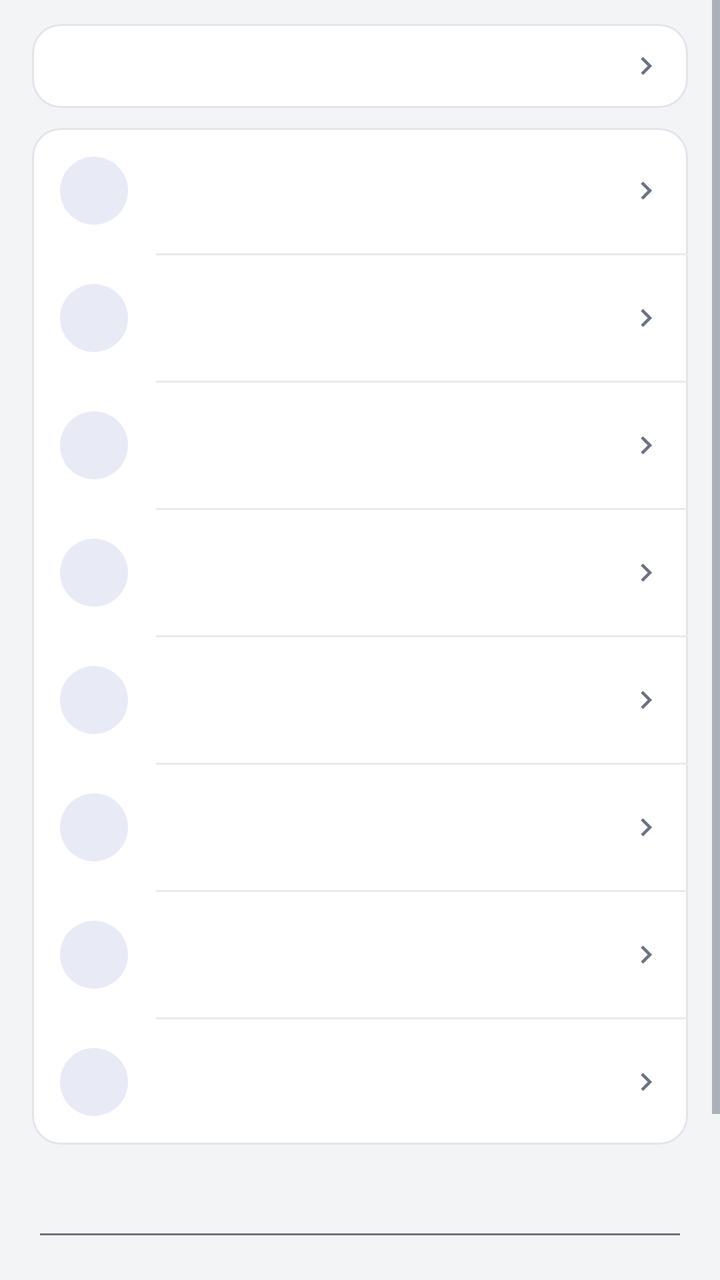
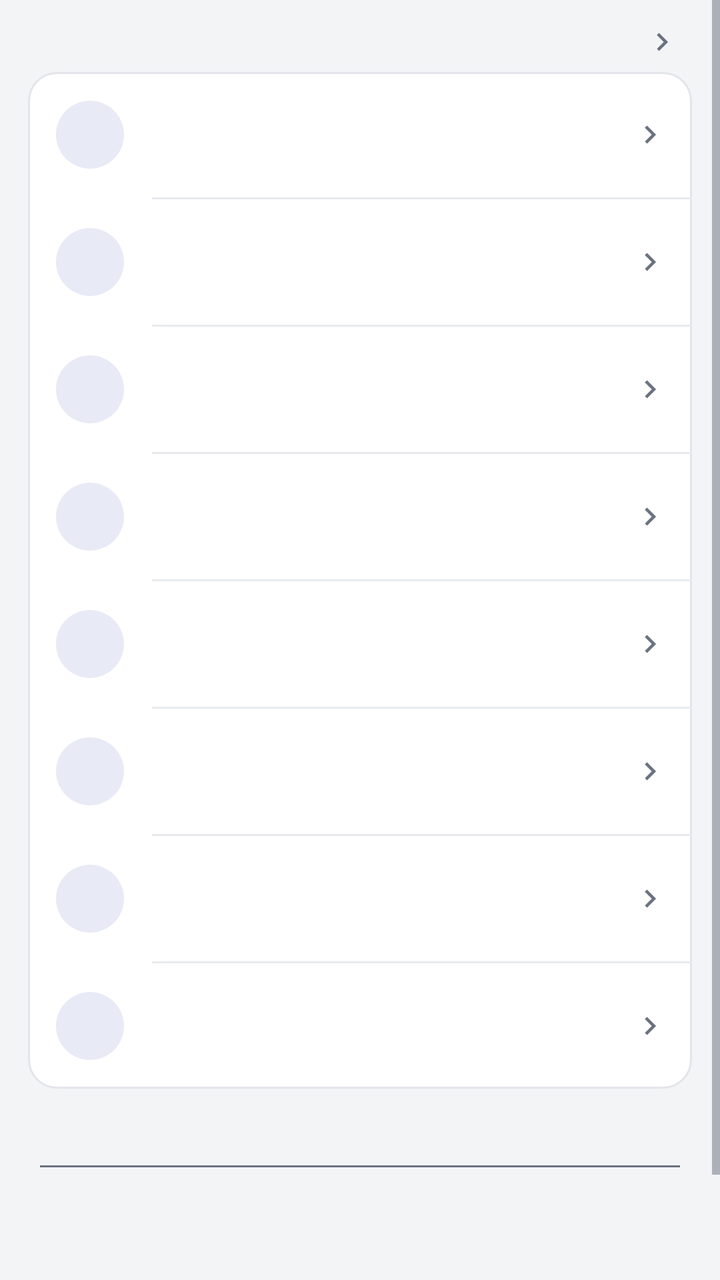

Two renders of the same Android screen: before a commit and after it. Below are the layout's source before the change and the commit's diff.
<!-- AndroidManifest.xml: activity theme AppTheme -->
<!-- res/layout/activity_mods.xml -->
<?xml version="1.0" encoding="utf-8"?>
<ScrollView xmlns:android="http://schemas.android.com/apk/res/android"
    android:id="@+id/root"
    android:layout_width="match_parent"
    android:layout_height="match_parent"
    android:background="@color/bg"
    android:fillViewport="true"
    android:scrollbars="vertical">

    <LinearLayout
        android:layout_width="match_parent"
        android:layout_height="wrap_content"
        android:orientation="vertical">

        <LinearLayout
            android:layout_width="match_parent"
            android:layout_height="wrap_content"
            android:orientation="vertical"
            android:paddingStart="@dimen/page_pad"
            android:paddingEnd="@dimen/page_pad"
            android:paddingTop="12dp"
            android:paddingBottom="14dp">

            
            <LinearLayout
                android:id="@+id/mods_status_box"
                android:layout_width="match_parent"
                android:layout_height="wrap_content"
                android:orientation="vertical"
                android:background="@drawable/card_bg_press"
                android:clickable="true"
                android:focusable="false"
                android:paddingStart="14dp"
                android:paddingEnd="12dp"
                android:paddingTop="12dp"
                android:paddingBottom="12dp">

                <LinearLayout
                    android:layout_width="match_parent"
                    android:layout_height="wrap_content"
                    android:orientation="horizontal"
                    android:gravity="center_vertical">

                    <TextView
                        android:id="@+id/mods_summary"
                        android:layout_width="0dp"
                        android:layout_height="wrap_content"
                        android:layout_weight="1"
                        android:singleLine="true"
                        android:ellipsize="end"
                        android:textSize="13sp"
                        android:textColor="@color/fg_muted" />

                    <ImageView
                        android:id="@+id/mods_chevron"
                        android:layout_width="@dimen/row_chevron"
                        android:layout_height="@dimen/row_chevron"
                        android:layout_marginStart="8dp"
                        android:src="@drawable/ic_chevron"
                        android:tint="@color/fg_muted" />
                </LinearLayout>

                
                <TextView
                    android:id="@+id/mods_fail_note"
                    android:layout_width="match_parent"
                    android:layout_height="wrap_content"
                    android:paddingTop="6dp"
                    android:textSize="13sp"
                    android:lineSpacingExtra="2dp"
                    android:textColor="@color/fg"
                    android:visibility="gone" />

                
                <TextView
                    android:id="@+id/mods_verdict"
                    android:layout_width="match_parent"
                    android:layout_height="wrap_content"
                    android:paddingTop="6dp"
                    android:textSize="13sp"
                    android:lineSpacingExtra="2dp"
                    android:textColor="@color/fg"
                    android:visibility="gone" />

                <TextView
                    android:id="@+id/mods_detail"
                    android:layout_width="match_parent"
                    android:layout_height="wrap_content"
                    android:paddingTop="8dp"
                    android:textSize="11sp"
                    android:lineSpacingExtra="4dp"
                    android:textColor="@color/fg_muted"
                    android:visibility="gone" />
            </LinearLayout>

            
            <LinearLayout
                android:id="@+id/mods_actions"
                android:layout_width="match_parent"
                android:layout_height="wrap_content"
                android:layout_marginTop="@dimen/card_gap"
                android:orientation="vertical"
                android:background="@drawable/card_bg">

                <include
                    android:id="@+id/row_mod_slot"
                    layout="@layout/row_action"
                    android:layout_width="match_parent"
                    android:layout_height="wrap_content" />

                <View
                    android:id="@+id/div_mod_slot"
                    android:layout_width="match_parent"
                    android:layout_height="1dp"
                    android:layout_marginStart="62dp"
                    android:background="@color/divider" />

                
                <include
                    android:id="@+id/row_mod_import"
                    layout="@layout/row_action"
                    android:layout_width="match_parent"
                    android:layout_height="wrap_content" />

                <View
                    android:layout_width="match_parent"
                    android:layout_height="1dp"
                    android:layout_marginStart="62dp"
                    android:background="@color/divider" />

                
                <include
                    android:id="@+id/row_mod_export"
                    layout="@layout/row_action"
                    android:layout_width="match_parent"
                    android:layout_height="wrap_content" />

                <View
                    android:layout_width="match_parent"
                    android:layout_height="1dp"
                    android:layout_marginStart="62dp"
                    android:background="@color/divider" />

                <include
                    android:id="@+id/row_mod_copy"
                    layout="@layout/row_action"
                    android:layout_width="match_parent"
                    android:layout_height="wrap_content" />

                <View
                    android:layout_width="match_parent"
                    android:layout_height="1dp"
                    android:layout_marginStart="62dp"
                    android:background="@color/divider" />

                
                <include
                    android:id="@+id/row_mod_conflict"
                    layout="@layout/row_action"
                    android:layout_width="match_parent"
                    android:layout_height="wrap_content" />

                <View
                    android:layout_width="match_parent"
                    android:layout_height="1dp"
                    android:layout_marginStart="62dp"
                    android:background="@color/divider" />

                <include
                    android:id="@+id/row_mod_batch"
                    layout="@layout/row_action"
                    android:layout_width="match_parent"
                    android:layout_height="wrap_content" />

                <View
                    android:layout_width="match_parent"
                    android:layout_height="1dp"
                    android:layout_marginStart="62dp"
                    android:background="@color/divider" />

                
                <include
                    android:id="@+id/row_mod_del"
                    layout="@layout/row_action"
                    android:layout_width="match_parent"
                    android:layout_height="wrap_content" />

                <View
                    android:layout_width="match_parent"
                    android:layout_height="1dp"
                    android:layout_marginStart="62dp"
                    android:background="@color/divider" />

                <include
                    android:id="@+id/row_mod_filter"
                    layout="@layout/row_action"
                    android:layout_width="match_parent"
                    android:layout_height="wrap_content" />
            </LinearLayout>
        </LinearLayout>

        
        <EditText
            android:id="@+id/mod_search"
            android:layout_width="match_parent"
            android:layout_height="wrap_content"
            android:layout_marginStart="@dimen/page_pad"
            android:layout_marginEnd="@dimen/page_pad"
            android:layout_marginTop="2dp"
            android:inputType="text"
            android:maxLength="60"
            android:singleLine="true"
            android:textColor="@color/fg"
            android:textColorHint="@color/fg_muted"
            android:textSize="15sp" />

        
        <TextView
            android:id="@+id/mod_filtered"
            android:layout_width="match_parent"
            android:layout_height="wrap_content"
            android:paddingStart="@dimen/page_pad"
            android:paddingEnd="@dimen/page_pad"
            android:paddingTop="6dp"
            android:textColor="@color/fg_muted"
            android:textSize="12sp"
            android:visibility="gone" />
        
        <LinearLayout
            android:id="@+id/mod_container"
            android:layout_width="match_parent"
            android:layout_height="wrap_content"
            android:orientation="vertical"
            android:paddingStart="@dimen/page_pad"
            android:paddingEnd="@dimen/page_pad"
            android:paddingBottom="12dp" />

        <TextView
            android:id="@+id/mod_empty"
            android:layout_width="match_parent"
            android:layout_height="wrap_content"
            android:padding="28dp"
            android:gravity="center"
            android:textAlignment="center"
            android:textSize="13sp"
            android:lineSpacingExtra="4dp"
            android:textColor="@color/fg_muted" />

        
        <View
            android:layout_width="match_parent"
            android:layout_height="@dimen/page_bottom_space" />
    </LinearLayout>
</ScrollView>
<!-- res/layout/row_action.xml (included above) -->
<?xml version="1.0" encoding="utf-8"?>
<LinearLayout xmlns:android="http://schemas.android.com/apk/res/android"
    android:layout_width="match_parent"
    android:layout_height="wrap_content"
    android:orientation="horizontal"
    android:gravity="center_vertical"
    android:background="?android:attr/selectableItemBackground"
    android:clickable="true"
    android:focusable="false"
    android:paddingStart="14dp"
    android:paddingEnd="12dp"
    android:paddingTop="12dp"
    android:paddingBottom="12dp">

    <FrameLayout
        android:layout_width="@dimen/row_icon_box"
        android:layout_height="@dimen/row_icon_box"
        android:background="@drawable/icon_circle">

        <ImageView
            android:id="@+id/act_icon"
            android:layout_width="@dimen/row_icon"
            android:layout_height="@dimen/row_icon"
            android:layout_gravity="center"
            android:tint="@color/accent" />
    </FrameLayout>

    <LinearLayout
        android:layout_width="0dp"
        android:layout_height="wrap_content"
        android:layout_weight="1"
        android:layout_marginStart="14dp"
        android:orientation="vertical">

        <TextView
            android:id="@+id/act_title"
            android:layout_width="match_parent"
            android:layout_height="wrap_content"
            android:singleLine="true"
            android:ellipsize="end"
            android:textSize="15sp"
            android:textColor="@color/fg" />

        <TextView
            android:id="@+id/act_sub"
            android:layout_width="match_parent"
            android:layout_height="wrap_content"
            android:paddingTop="2dp"
            android:textSize="12sp"
            android:textColor="@color/fg_muted" />
    </LinearLayout>

    <ImageView
        android:layout_width="@dimen/row_chevron"
        android:layout_height="@dimen/row_chevron"
        android:layout_marginStart="8dp"
        android:src="@drawable/ic_chevron"
        android:tint="@color/fg_muted" />
</LinearLayout>
<!-- resources referenced by this layout -->
<resources>
  <color name="accent">#FF3F51B5</color>
  <color name="bg">#FFF3F4F6</color>
  <color name="divider">#FFE8EAEE</color>
  <color name="fg">#FF1A1C1E</color>
  <color name="fg_muted">#FF6B7280</color>
  <dimen name="card_gap">10dp</dimen>
  <dimen name="page_bottom_space">24dp</dimen>
  <dimen name="page_pad">16dp</dimen>
  <dimen name="row_chevron">18dp</dimen>
  <dimen name="row_icon">22dp</dimen>
  <dimen name="row_icon_box">34dp</dimen>
  <!-- drawable card_bg (drawable) -->
  <?xml version="1.0" encoding="utf-8"?>
  <shape xmlns:android="http://schemas.android.com/apk/res/android"
      android:shape="rectangle">
      <solid android:color="@color/card" />
      <corners android:radius="14dp" />
      <stroke android:width="1dp" android:color="@color/card_stroke" />
  </shape>
  <!-- drawable card_bg_press (drawable) -->
  <?xml version="1.0" encoding="utf-8"?>
  <selector xmlns:android="http://schemas.android.com/apk/res/android">
      <item android:state_pressed="true">
          <shape android:shape="rectangle">
              <solid android:color="@color/card_press" />
              <corners android:radius="14dp" />
              <stroke android:width="1dp" android:color="@color/card_stroke" />
          </shape>
      </item>
      <item>
          <shape android:shape="rectangle">
              <solid android:color="@color/card" />
              <corners android:radius="14dp" />
              <stroke android:width="1dp" android:color="@color/card_stroke" />
          </shape>
      </item>
  </selector>
  <!-- drawable icon_circle (drawable) -->
  <?xml version="1.0" encoding="utf-8"?>
  <shape xmlns:android="http://schemas.android.com/apk/res/android"
      android:shape="oval">
      <solid android:color="@color/accent_soft" />
  </shape>
  <color name="card">#FFFFFFFF</color>
  <color name="card_stroke">#FFE3E5EA</color>
  <color name="card_press">#FFEFF1F5</color>
  <color name="icon_tint">#FF5F6368</color>
  <color name="accent_soft">#FFE8EAF6</color>
  <color name="appbar">#FF3F51B5</color>
  <color name="statusbar">#FF303F9F</color>
  <style name="AppBarStyle" parent="android:Widget.Material.ActionBar.Solid">
          <item name="android:background">@color/appbar</item>
          
          <item name="android:elevation">0dp</item>
          
          <item name="android:contentInsetStart">16dp</item>
          <item name="android:titleTextStyle">@style/AppBarTitle</item>
      </style>
  <style name="AppOverflowMenu" parent="@android:style/Widget.Material.PopupMenu.Overflow">
          <item name="android:popupBackground">@drawable/popup_bg</item>
          
          <item name="android:overlapAnchor">false</item>
          <item name="android:dropDownVerticalOffset">4dp</item>
          
          <item name="android:popupElevation">8dp</item>
      </style>
  <style name="AppBarTitle" parent="android:TextAppearance.Material.Widget.ActionBar.Title">
          <item name="android:textColor">@color/on_appbar</item>
          <item name="android:textSize">20sp</item>
          <item name="android:fontFamily">sans-serif-medium</item>
      </style>
  <!-- drawable dlg_bg (drawable) -->
  <?xml version="1.0" encoding="utf-8"?>
  <inset xmlns:android="http://schemas.android.com/apk/res/android"
      android:inset="16dp">
      <shape android:shape="rectangle">
          <solid android:color="@color/card" />
          <corners android:radius="14dp" />
          <stroke android:width="1dp" android:color="@color/card_stroke" />
      </shape>
  </inset>
  <!-- drawable popup_bg (drawable) -->
  <?xml version="1.0" encoding="utf-8"?>
  <shape xmlns:android="http://schemas.android.com/apk/res/android"
      android:shape="rectangle">
      <solid android:color="@color/popup" />
      <corners android:radius="14dp" />
      <stroke android:width="1dp" android:color="@color/popup_stroke" />
  </shape>
  <color name="on_appbar">#FFFFFFFF</color>
  <color name="popup">#FFFFFFFF</color>
  <color name="popup_stroke">#FFD8DCE4</color>
  <!-- unchanged entries left out for length: 3 -->
</resources>

<!-- the commit's change to res/layout/activity_mods.xml (unified diff, before → after) -->
@@ -15,11 +15,7 @@
         <LinearLayout
             android:layout_width="match_parent"
             android:layout_height="wrap_content"
-            android:orientation="vertical"
-            android:paddingStart="@dimen/page_pad"
-            android:paddingEnd="@dimen/page_pad"
-            android:paddingTop="12dp"
-            android:paddingBottom="14dp">
+            android:orientation="vertical">
 
             
             <LinearLayout
@@ -27,13 +23,12 @@
                 android:layout_width="match_parent"
                 android:layout_height="wrap_content"
                 android:orientation="vertical"
-                android:background="@drawable/card_bg_press"
                 android:clickable="true"
                 android:focusable="false"
-                android:paddingStart="14dp"
-                android:paddingEnd="12dp"
+                android:paddingStart="20dp"
+                android:paddingEnd="20dp"
                 android:paddingTop="12dp"
-                android:paddingBottom="12dp">
+                android:paddingBottom="6dp">
 
                 <LinearLayout
                     android:layout_width="match_parent"
@@ -48,7 +43,7 @@
                         android:layout_weight="1"
                         android:singleLine="true"
                         android:ellipsize="end"
-                        android:textSize="13sp"
+                        android:textSize="12sp"
                         android:textColor="@color/fg_muted" />
 
                     <ImageView
@@ -98,7 +93,9 @@
                 android:id="@+id/mods_actions"
                 android:layout_width="match_parent"
                 android:layout_height="wrap_content"
-                android:layout_marginTop="@dimen/card_gap"
+                android:layout_marginStart="14dp"
+                android:layout_marginEnd="14dp"
+                android:layout_marginBottom="8dp"
                 android:orientation="vertical"
                 android:background="@drawable/card_bg">
 
@@ -233,7 +230,7 @@
             android:orientation="vertical"
             android:paddingStart="@dimen/page_pad"
             android:paddingEnd="@dimen/page_pad"
-            android:paddingBottom="12dp" />
+            android:paddingBottom="8dp" />
 
         <TextView
             android:id="@+id/mod_empty"
<!-- resource entries referenced after the edit -->
@@ -5,7 +5,6 @@
   <color name="divider">#FFE8EAEE</color>
   <color name="fg">#FF1A1C1E</color>
   <color name="fg_muted">#FF6B7280</color>
-  <dimen name="card_gap">10dp</dimen>
   <dimen name="page_bottom_space">24dp</dimen>
   <dimen name="page_pad">16dp</dimen>
   <dimen name="row_chevron">18dp</dimen>
@@ -19,24 +18,6 @@
       <corners android:radius="14dp" />
       <stroke android:width="1dp" android:color="@color/card_stroke" />
   </shape>
-  <!-- drawable card_bg_press (drawable) -->
-  <?xml version="1.0" encoding="utf-8"?>
-  <selector xmlns:android="http://schemas.android.com/apk/res/android">
-      <item android:state_pressed="true">
-          <shape android:shape="rectangle">
-              <solid android:color="@color/card_press" />
-              <corners android:radius="14dp" />
-              <stroke android:width="1dp" android:color="@color/card_stroke" />
-          </shape>
-      </item>
-      <item>
-          <shape android:shape="rectangle">
-              <solid android:color="@color/card" />
-              <corners android:radius="14dp" />
-              <stroke android:width="1dp" android:color="@color/card_stroke" />
-          </shape>
-      </item>
-  </selector>
   <!-- drawable icon_circle (drawable) -->
   <?xml version="1.0" encoding="utf-8"?>
   <shape xmlns:android="http://schemas.android.com/apk/res/android"
@@ -45,7 +26,6 @@
   </shape>
   <color name="card">#FFFFFFFF</color>
   <color name="card_stroke">#FFE3E5EA</color>
-  <color name="card_press">#FFEFF1F5</color>
   <color name="icon_tint">#FF5F6368</color>
   <color name="accent_soft">#FFE8EAF6</color>
   <color name="appbar">#FF3F51B5</color>
